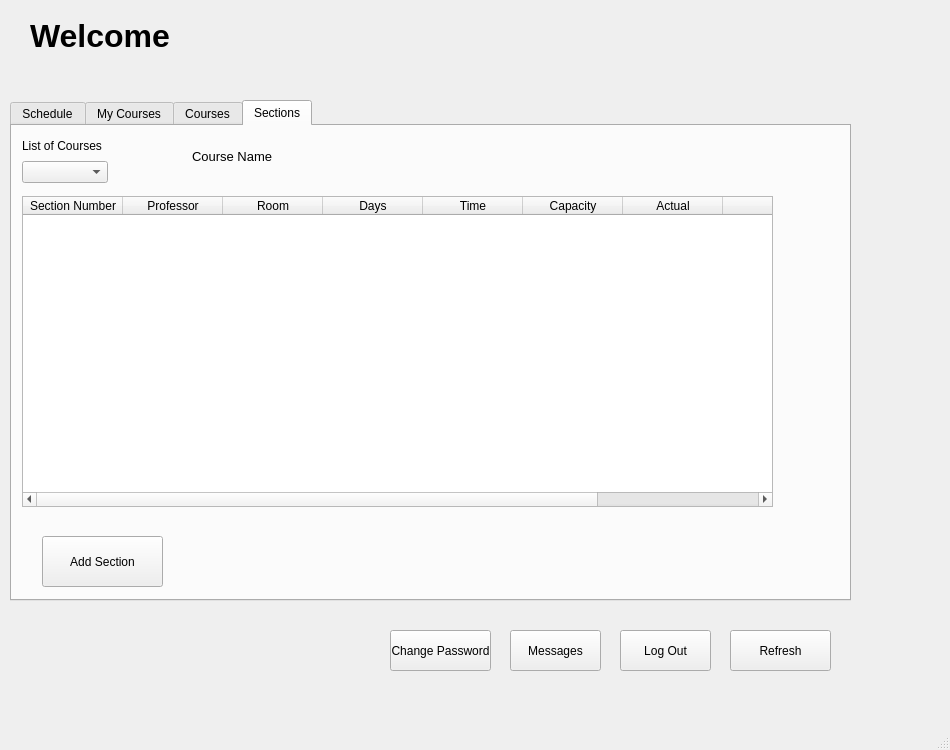
Old version of the form PreRegistrationGui/systemwindowprofessor.ui in the repository ritaaoun/Preregistration.
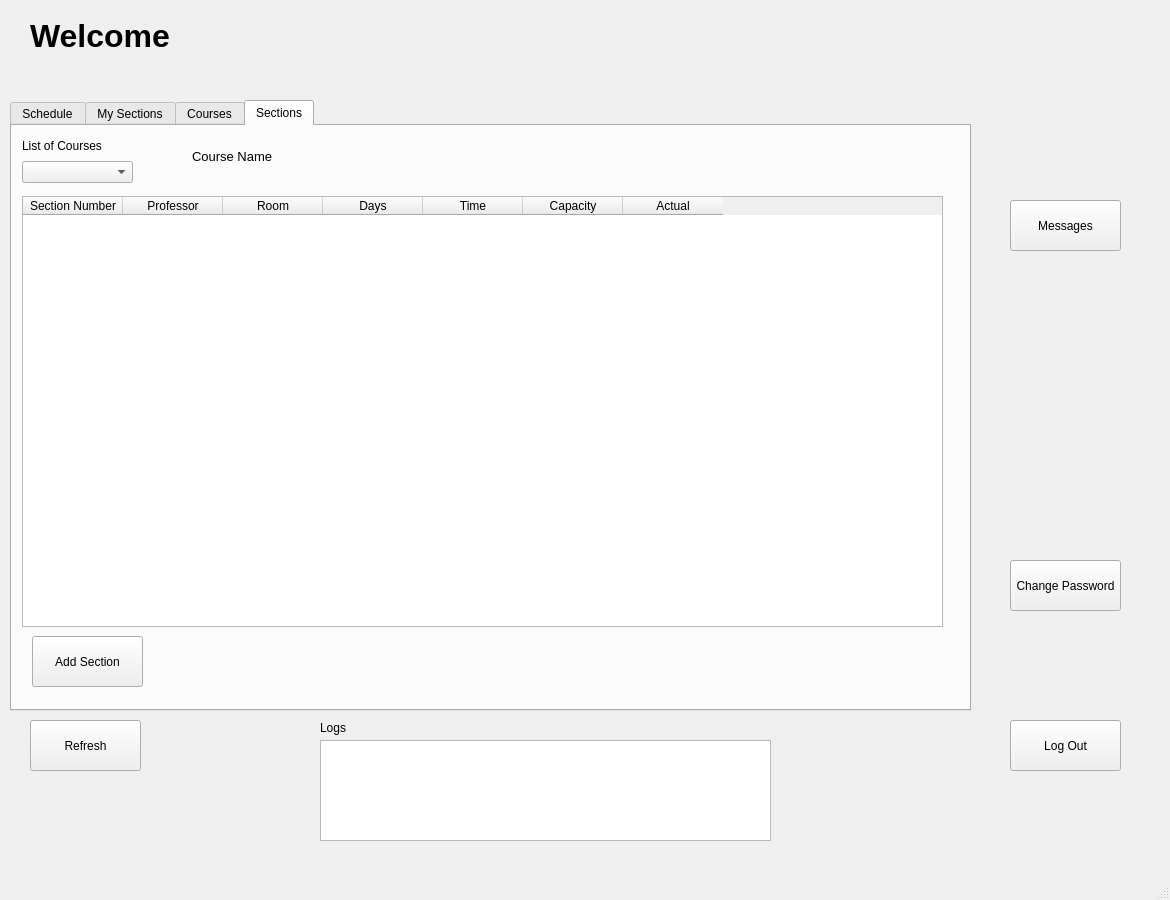
New version of the form. The open tabs and pages were chosen to show the change.

What changed in the file:
```diff
--- a/PreRegistrationGui/systemwindowprofessor.ui
+++ b/PreRegistrationGui/systemwindowprofessor.ui
@@ -6,8 +6,8 @@
    <rect>
     <x>0</x>
     <y>0</y>
-    <width>950</width>
-    <height>750</height>
+    <width>1170</width>
+    <height>900</height>
    </rect>
   </property>
   <property name="windowTitle">
@@ -19,7 +19,7 @@
      <rect>
       <x>30</x>
       <y>-10</y>
-      <width>871</width>
+      <width>1141</width>
       <height>91</height>
      </rect>
     </property>
@@ -39,8 +39,8 @@
      <rect>
       <x>10</x>
       <y>100</y>
-      <width>841</width>
-      <height>501</height>
+      <width>961</width>
+      <height>611</height>
      </rect>
     </property>
     <property name="tabPosition">
@@ -216,7 +216,7 @@
     </widget>
     <widget class="QWidget" name="tab_2">
      <attribute name="title">
-      <string>My Courses</string>
+      <string>My Sections</string>
      </attribute>
      <widget class="QTableWidget" name="tableMyCourses">
       <property name="geometry">
@@ -352,8 +352,8 @@
        <rect>
         <x>10</x>
         <y>70</y>
-        <width>751</width>
-        <height>311</height>
+        <width>921</width>
+        <height>431</height>
        </rect>
       </property>
       <property name="editTriggers">
@@ -394,23 +394,13 @@
         <string>Actual</string>
        </property>
       </column>
-      <column>
-       <property name="text">
-        <string/>
-       </property>
-      </column>
-      <column>
-       <property name="text">
-        <string/>
-       </property>
-      </column>
      </widget>
      <widget class="QWidget" name="layoutWidget">
       <property name="geometry">
        <rect>
         <x>10</x>
         <y>10</y>
-        <width>86</width>
+        <width>111</width>
         <height>47</height>
        </rect>
       </property>
@@ -450,7 +440,7 @@
        <rect>
         <x>290</x>
         <y>20</y>
-        <width>481</width>
+        <width>641</width>
         <height>21</height>
        </rect>
       </property>
@@ -466,9 +456,9 @@
      <widget class="QPushButton" name="pbActionSection">
       <property name="geometry">
        <rect>
-        <x>30</x>
-        <y>410</y>
-        <width>121</width>
+        <x>20</x>
+        <y>510</y>
+        <width>111</width>
         <height>51</height>
        </rect>
       </property>
@@ -481,10 +471,10 @@
    <widget class="QPushButton" name="pbRefresh">
     <property name="geometry">
      <rect>
-      <x>730</x>
-      <y>630</y>
-      <width>101</width>
-      <height>41</height>
+      <x>30</x>
+      <y>720</y>
+      <width>111</width>
+      <height>51</height>
      </rect>
     </property>
     <property name="text">
@@ -494,10 +484,10 @@
    <widget class="QPushButton" name="pbMessage">
     <property name="geometry">
      <rect>
-      <x>510</x>
-      <y>630</y>
-      <width>91</width>
-      <height>41</height>
+      <x>1010</x>
+      <y>200</y>
+      <width>111</width>
+      <height>51</height>
      </rect>
     </property>
     <property name="text">
@@ -507,10 +497,10 @@
    <widget class="QPushButton" name="pbLogout">
     <property name="geometry">
      <rect>
-      <x>620</x>
-      <y>630</y>
-      <width>91</width>
-      <height>41</height>
+      <x>1010</x>
+      <y>720</y>
+      <width>111</width>
+      <height>51</height>
      </rect>
     </property>
     <property name="text">
@@ -520,16 +510,42 @@
    <widget class="QPushButton" name="pbChangePassword">
     <property name="geometry">
      <rect>
-      <x>390</x>
-      <y>630</y>
-      <width>101</width>
-      <height>41</height>
+      <x>1010</x>
+      <y>560</y>
+      <width>111</width>
+      <height>51</height>
      </rect>
     </property>
     <property name="text">
      <string>Change Password</string>
     </property>
    </widget>
+   <widget class="QLabel" name="label_15">
+    <property name="geometry">
+     <rect>
+      <x>320</x>
+      <y>720</y>
+      <width>55</width>
+      <height>16</height>
+     </rect>
+    </property>
+    <property name="text">
+     <string>Logs</string>
+    </property>
+   </widget>
+   <widget class="QTextBrowser" name="tbLog">
+    <property name="geometry">
+     <rect>
+      <x>320</x>
+      <y>740</y>
+      <width>451</width>
+      <height>101</height>
+     </rect>
+    </property>
+    <property name="openLinks">
+     <bool>false</bool>
+    </property>
+   </widget>
   </widget>
   <widget class="QMenuBar" name="menubar">
    <property name="geometry">
```
Left out of the diff: 48 changed lines with no effect on the pictures.
